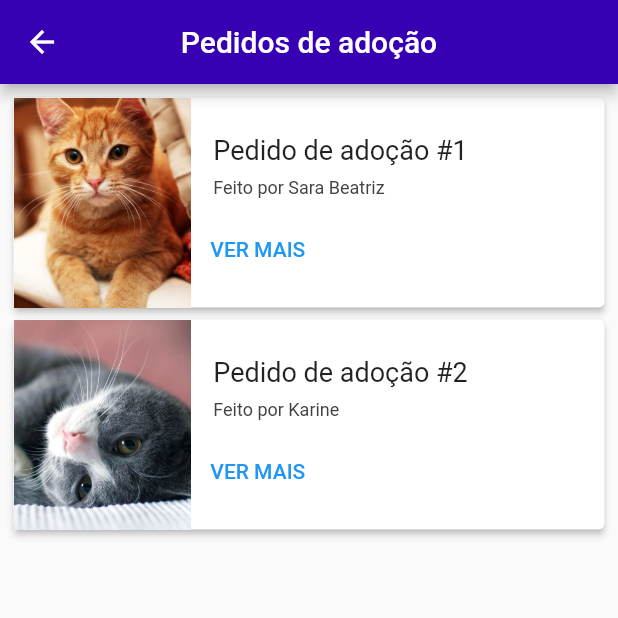
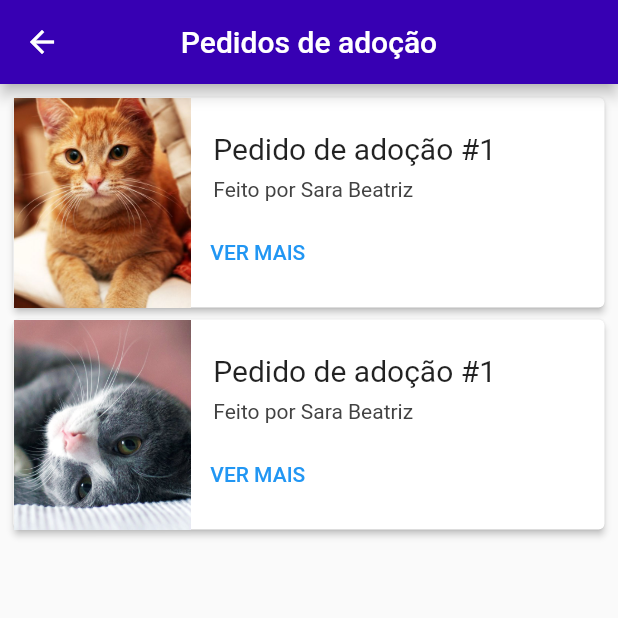
Before and after one commit to filipegmedeiros/gatinhos_ufrn, a Flutter app: the screen it shows after launch, in the side drawer, after a tap on "Pedidos de adoção", on a phone screen of 412 x 824 dp, the top half of it. Run offline on Flutter 3.47's test engine with Material 2 defaults, Android fonts, the phone set to English and light mode, and no system bars; our stand-ins replace shared_preferences.

Commit message:
Alteração na fonte da listagem de pedidos de adoção

```diff
--- a/mobile/gatinhos_mobile/lib/ui/adoptionRequests.dart
+++ b/mobile/gatinhos_mobile/lib/ui/adoptionRequests.dart
@@ -46,7 +46,7 @@ class _AdoptionRequestsState extends State<AdoptionRequests> {
                                     children: [
                                       Row(children: <Widget>[
                                         Text("Pedido de adoção #1",
-                                            style: TextStyle(fontSize: 18)),
+                                            style: TextStyle(fontSize: 20)),
                                       ]),
                                       SizedBox(height: 8),
                                       Row(
@@ -54,7 +54,7 @@ class _AdoptionRequestsState extends State<AdoptionRequests> {
                                           Text("Feito por Sara Beatriz",
                                               style: TextStyle(
                                                   color: Colors.grey[800],
-                                                  fontSize: 12))
+                                                  fontSize: 14))
                                         ],
                                       ),
                                     ],
@@ -105,16 +105,16 @@ class _AdoptionRequestsState extends State<AdoptionRequests> {
                                   child: Column(
                                     children: [
                                       Row(children: <Widget>[
-                                        Text("Pedido de adoção #2",
-                                            style: TextStyle(fontSize: 18)),
+                                        Text("Pedido de adoção #1",
+                                            style: TextStyle(fontSize: 20)),
                                       ]),
                                       SizedBox(height: 8),
                                       Row(
                                         children: [
-                                          Text("Feito por Karine",
+                                          Text("Feito por Sara Beatriz",
                                               style: TextStyle(
                                                   color: Colors.grey[800],
-                                                  fontSize: 12))
+                                                  fontSize: 14))
                                         ],
                                       ),
                                     ],
```
